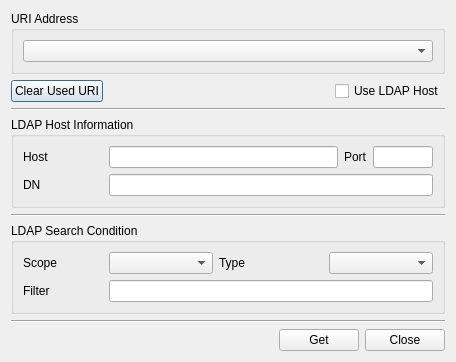
Before: the Qt Designer form CertMan/get_uri_dlg.ui in jykim74/CertMan, drawn with Qt 5.
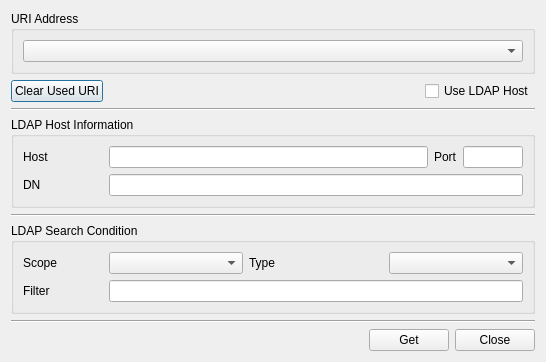
After: the same form once the commit is applied.

What changed in the file:
```diff
--- a/CertMan/get_uri_dlg.ui
+++ b/CertMan/get_uri_dlg.ui
@@ -6,7 +6,7 @@
    <rect>
     <x>0</x>
     <y>0</y>
-    <width>456</width>
+    <width>538</width>
     <height>355</height>
    </rect>
   </property>
@@ -21,7 +21,20 @@
      </property>
      <layout class="QVBoxLayout" name="verticalLayout_2">
       <item>
-       <widget class="QComboBox" name="mURICombo"/>
+       <widget class="QComboBox" name="mURICombo">
+        <property name="minimumSize">
+         <size>
+          <width>500</width>
+          <height>0</height>
+         </size>
+        </property>
+        <property name="maximumSize">
+         <size>
+          <width>700</width>
+          <height>16777215</height>
+         </size>
+        </property>
+       </widget>
       </item>
      </layout>
     </widget>
```
